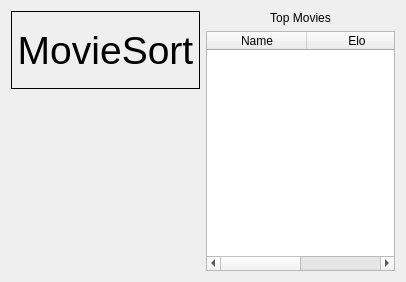
Above: gui/forms/mainmenu.ui from teogramm/moviesort before the change. Below: the same form after it.
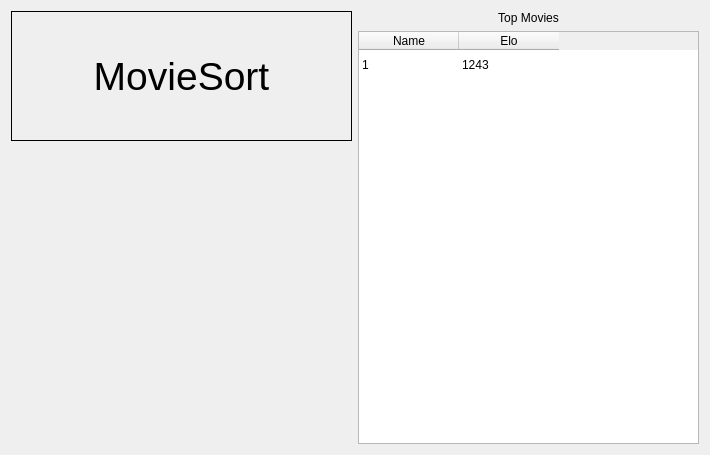
That is the form after the change.

What changed in the file:
```diff
--- a/gui/forms/mainmenu.ui
+++ b/gui/forms/mainmenu.ui
@@ -6,8 +6,8 @@
    <rect>
     <x>0</x>
     <y>0</y>
-    <width>406</width>
-    <height>282</height>
+    <width>710</width>
+    <height>455</height>
    </rect>
   </property>
   <property name="windowTitle">
@@ -83,6 +83,29 @@
      </item>
      <item>
       <widget class="QTableWidget" name="leaderboard">
+       <property name="horizontalScrollBarPolicy">
+        <enum>Qt::ScrollBarAsNeeded</enum>
+       </property>
+       <property name="autoScroll">
+        <bool>true</bool>
+       </property>
+       <property name="showGrid">
+        <bool>false</bool>
+       </property>
+       <property name="sortingEnabled">
+        <bool>true</bool>
+       </property>
+       <attribute name="horizontalHeaderVisible">
+        <bool>true</bool>
+       </attribute>
+       <attribute name="verticalHeaderVisible">
+        <bool>false</bool>
+       </attribute>
+       <row>
+        <property name="text">
+         <string/>
+        </property>
+       </row>
        <column>
         <property name="text">
          <string>Name</string>
@@ -93,6 +116,16 @@
          <string>Elo</string>
         </property>
        </column>
+       <item row="0" column="0">
+        <property name="text">
+         <string>1</string>
+        </property>
+       </item>
+       <item row="0" column="1">
+        <property name="text">
+         <string>1243</string>
+        </property>
+       </item>
       </widget>
      </item>
     </layout>
```
